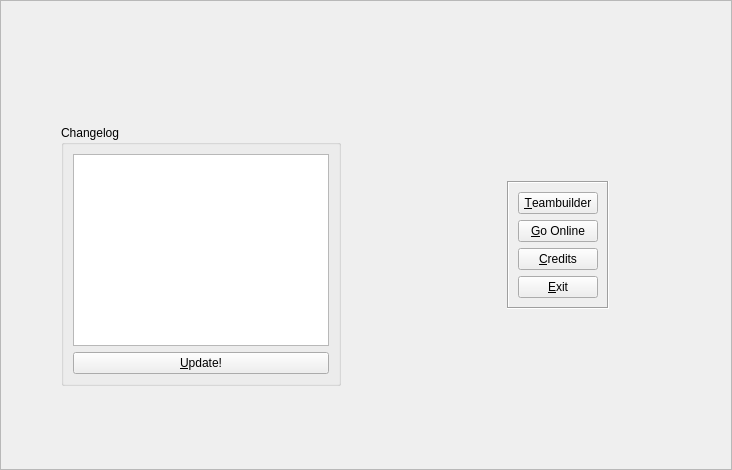
This is src/Teambuilder/menu.ui in po-devs/pokemon-online as Qt 5 draws it before an edit. The edited form follows.
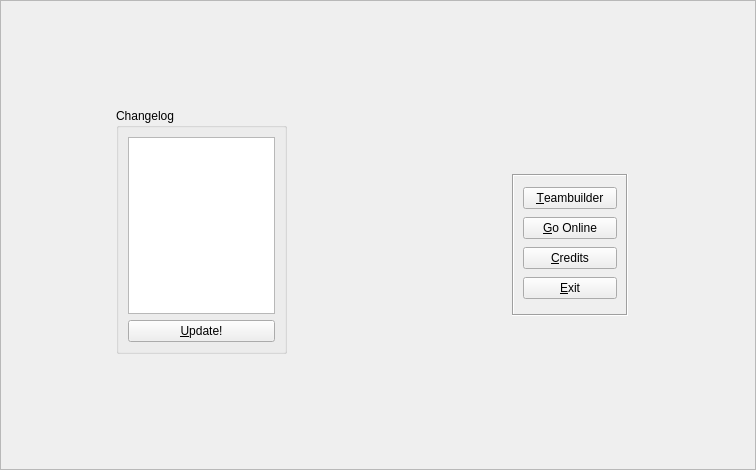
This is the edited form.

What changed in the file:
```diff
--- a/src/Teambuilder/menu.ui
+++ b/src/Teambuilder/menu.ui
@@ -6,7 +6,7 @@
    <rect>
     <x>0</x>
     <y>0</y>
-    <width>732</width>
+    <width>756</width>
     <height>470</height>
    </rect>
   </property>
@@ -31,7 +31,7 @@
     </widget>
    </item>
    <item row="1" column="0">
-    <layout class="QGridLayout" name="gridLayout_2">
+    <layout class="QGridLayout" name="gridLayout_2" rowstretch="1,4,2,2" columnstretch="1,2,1">
      <item row="0" column="1">
       <spacer name="verticalSpacer_4">
        <property name="orientation">
@@ -152,6 +152,12 @@
      </item>
      <item row="1" column="1">
       <widget class="QFrame" name="menuButtonsFrame">
+       <property name="sizePolicy">
+        <sizepolicy hsizetype="Expanding" vsizetype="Expanding">
+         <horstretch>0</horstretch>
+         <verstretch>0</verstretch>
+        </sizepolicy>
+       </property>
        <layout class="QVBoxLayout" name="verticalLayout_2">
         <property name="spacing">
          <number>0</number>
```
